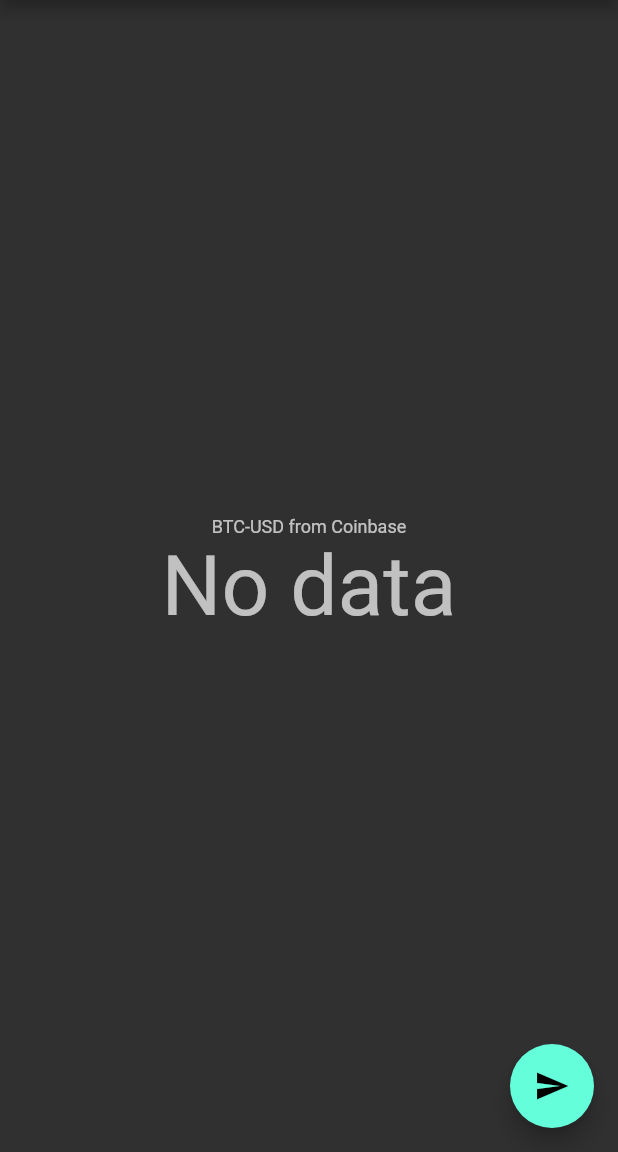
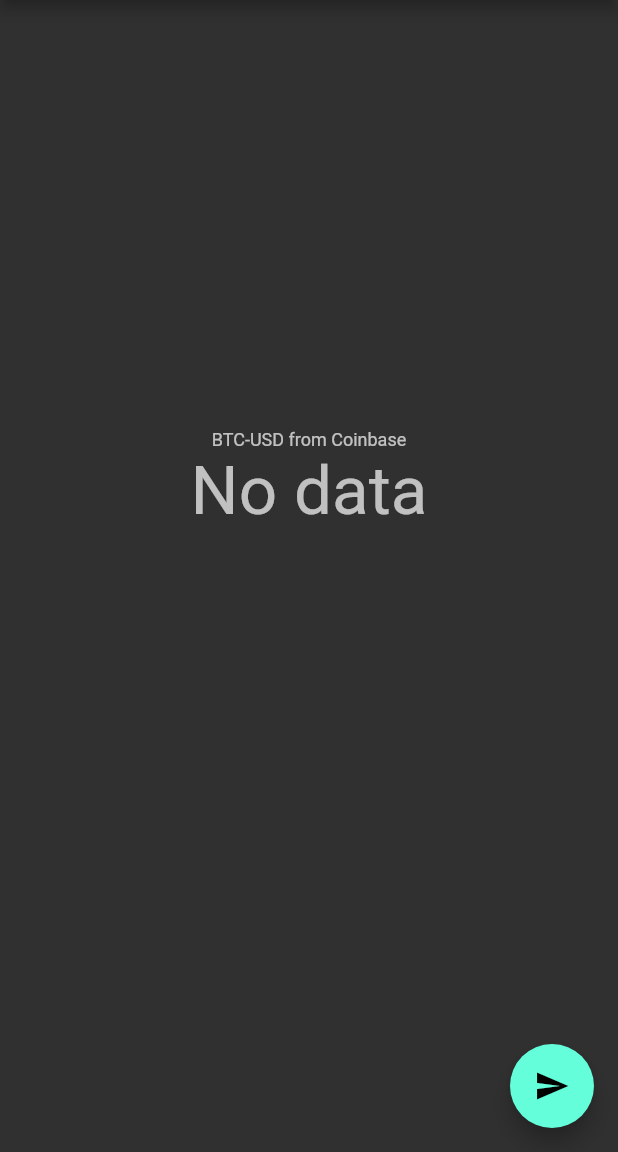
Before and after one commit to AndrejVlnka/btc_ticker_flutter, a Flutter app: the screen it shows after launch, on a phone screen of 412 x 824 dp, the part 84-1236 px from its top. Run offline on Flutter 3.47's test engine with Material 2 defaults, Android fonts, the light colour scheme and no system bars; network calls fail.

Commit message:
Displaying more information from ticker

```diff
--- a/lib/main.dart
+++ b/lib/main.dart
@@ -97,7 +97,20 @@
               style: Theme.of(context).textTheme.caption,
             ),
             Text(ticker != null ? '\$ ${ticker?.price}' : 'No data',
-                style: Theme.of(context).textTheme.headline2),
+                style: Theme.of(context).textTheme.headline3),
+            SizedBox(height: 24),
+            Text(
+              ticker?.side ?? '',
+              style: TextStyle(
+                  color: ticker?.side == 'sell' ? Colors.red : Colors.green),
+            ),
+            Text(ticker != null ? 'Last Size ${ticker?.lastSize}' : ''),
+            SizedBox(height: 24),
+            Text(ticker != null ? 'Low 24h ${ticker?.low24h}' : ''),
+            Text(
+              ticker != null ? 'High 24h ${ticker?.high24h}' : '',
+            ),
+            Text(ticker?.time ?? ''),
           ],
         ),
       ),
```
